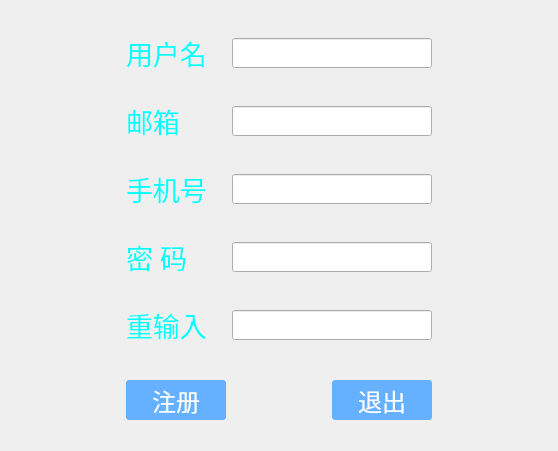
This is regist.ui in XXXTar/bus-ticketing-system as Qt 5 draws it before an edit. The edited form follows.
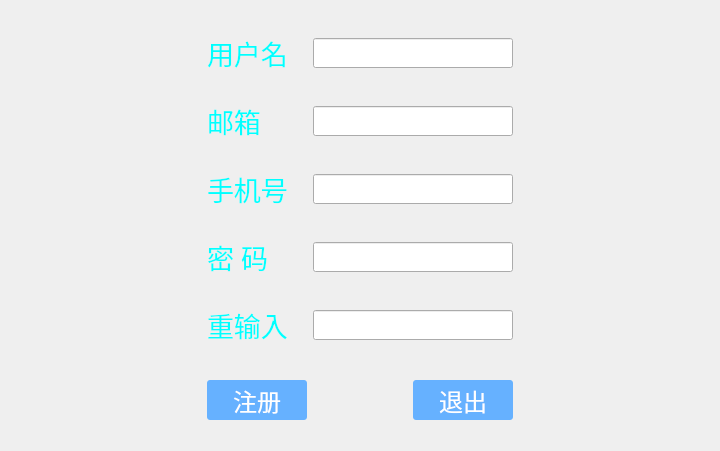
This is the edited form.

```diff
--- a/regist.ui
+++ b/regist.ui
@@ -6,7 +6,7 @@
    <rect>
     <x>0</x>
     <y>0</y>
-    <width>558</width>
+    <width>720</width>
     <height>451</height>
    </rect>
   </property>
```
